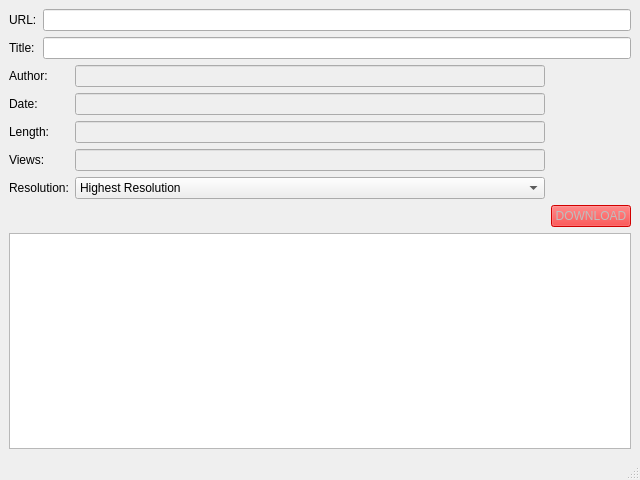
lgnq/YouTubeToPC, file mainwindow.ui: the form before one commit.
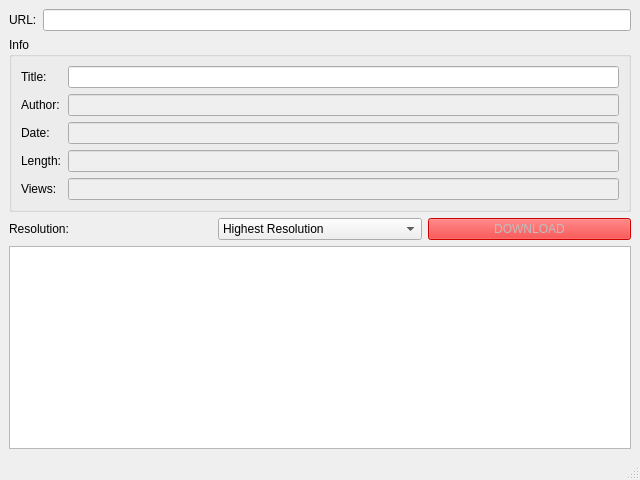
The form after the commit.

```diff
--- a/mainwindow.ui
+++ b/mainwindow.ui
@@ -14,31 +14,55 @@
    <string>YouTubeToPC</string>
   </property>
   <widget class="QWidget" name="centralwidget">
-   <layout class="QGridLayout" name="gridLayout_3">
-    <item row="1" column="0">
      <layout class="QGridLayout" name="gridLayout_2">
       <item row="0" column="0">
+     <widget class="QLabel" name="label">
+      <property name="text">
+       <string>URL:</string>
+      </property>
+     </widget>
+    </item>
+    <item row="0" column="1">
+     <widget class="QLineEdit" name="url"/>
+    </item>
+    <item row="1" column="0" colspan="2">
+     <widget class="QGroupBox" name="groupBox">
+      <property name="title">
+       <string>Info</string>
+      </property>
+      <layout class="QGridLayout" name="gridLayout">
+       <item row="0" column="0">
+        <widget class="QLabel" name="label_2">
+         <property name="text">
+          <string>Title:</string>
+         </property>
+        </widget>
+       </item>
+       <item row="0" column="1">
+        <widget class="QLineEdit" name="title"/>
+       </item>
+       <item row="1" column="0">
        <widget class="QLabel" name="label_4">
         <property name="text">
          <string>Author:</string>
         </property>
        </widget>
       </item>
-      <item row="0" column="1">
+       <item row="1" column="1">
        <widget class="QLineEdit" name="author">
         <property name="enabled">
          <bool>false</bool>
         </property>
        </widget>
       </item>
-      <item row="1" column="0">
+       <item row="2" column="0">
        <widget class="QLabel" name="label_5">
         <property name="text">
          <string>Date:</string>
         </property>
        </widget>
       </item>
-      <item row="1" column="1">
+       <item row="2" column="1">
        <widget class="QLineEdit" name="date">
         <property name="enabled">
          <bool>false</bool>
@@ -48,14 +72,14 @@
         </property>
        </widget>
       </item>
-      <item row="2" column="0">
+       <item row="3" column="0">
        <widget class="QLabel" name="label_6">
         <property name="text">
          <string>Length:</string>
         </property>
        </widget>
       </item>
-      <item row="2" column="1">
+       <item row="3" column="1">
        <widget class="QLineEdit" name="length">
         <property name="enabled">
          <bool>false</bool>
@@ -65,14 +89,14 @@
         </property>
        </widget>
       </item>
-      <item row="3" column="0">
+       <item row="4" column="0">
        <widget class="QLabel" name="label_7">
         <property name="text">
          <string>Views:</string>
         </property>
        </widget>
       </item>
-      <item row="3" column="1">
+       <item row="4" column="1">
        <widget class="QLineEdit" name="views">
         <property name="enabled">
          <bool>false</bool>
@@ -82,14 +106,25 @@
         </property>
        </widget>
       </item>
-      <item row="4" column="0">
+      </layout>
+     </widget>
+    </item>
+    <item row="2" column="0" colspan="2">
+     <layout class="QHBoxLayout" name="horizontalLayout">
+      <item>
        <widget class="QLabel" name="label_3">
+        <property name="sizePolicy">
+         <sizepolicy hsizetype="Minimum" vsizetype="Preferred">
+          <horstretch>0</horstretch>
+          <verstretch>0</verstretch>
+         </sizepolicy>
+        </property>
         <property name="text">
          <string>Resolution:</string>
         </property>
        </widget>
       </item>
-      <item row="4" column="1">
+      <item>
        <widget class="QComboBox" name="comboBox">
         <item>
          <property name="text">
@@ -103,22 +138,7 @@
         </item>
        </widget>
       </item>
-     </layout>
-    </item>
-    <item row="2" column="0">
-     <spacer name="horizontalSpacer">
-      <property name="orientation">
-       <enum>Qt::Horizontal</enum>
-      </property>
-      <property name="sizeHint" stdset="0">
-       <size>
-        <width>40</width>
-        <height>20</height>
-       </size>
-      </property>
-     </spacer>
-    </item>
-    <item row="2" column="1">
+      <item>
      <widget class="QPushButton" name="download_btn">
       <property name="enabled">
        <bool>false</bool>
@@ -132,33 +152,11 @@
       </property>
      </widget>
     </item>
+     </layout>
+    </item>
     <item row="3" column="0" colspan="2">
      <widget class="QTextBrowser" name="console"/>
     </item>
-    <item row="0" column="0" colspan="2">
-     <layout class="QGridLayout" name="gridLayout">
-      <item row="0" column="0">
-       <widget class="QLabel" name="label">
-        <property name="text">
-         <string>URL:</string>
-        </property>
-       </widget>
-      </item>
-      <item row="0" column="1">
-       <widget class="QLineEdit" name="url"/>
-      </item>
-      <item row="1" column="0">
-       <widget class="QLabel" name="label_2">
-        <property name="text">
-         <string>Title:</string>
-        </property>
-       </widget>
-      </item>
-      <item row="1" column="1">
-       <widget class="QLineEdit" name="title"/>
-      </item>
-     </layout>
-    </item>
    </layout>
   </widget>
   <widget class="QMenuBar" name="menubar">
```
Lines whose indentation alone changed are shown as unchanged.
